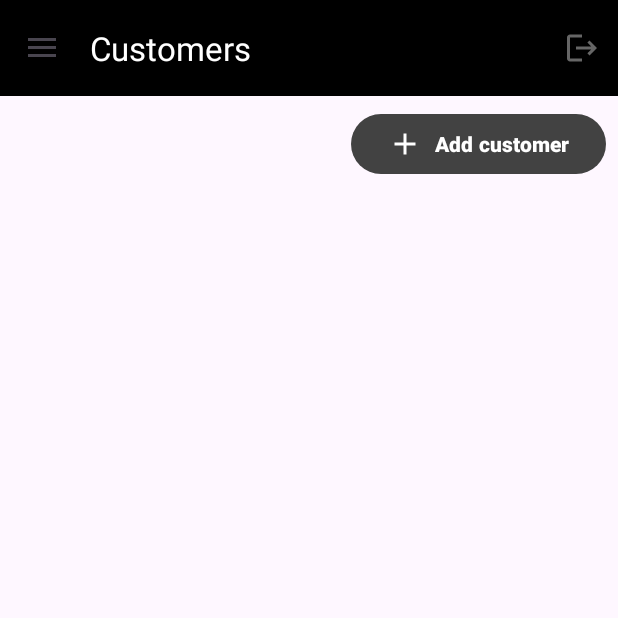
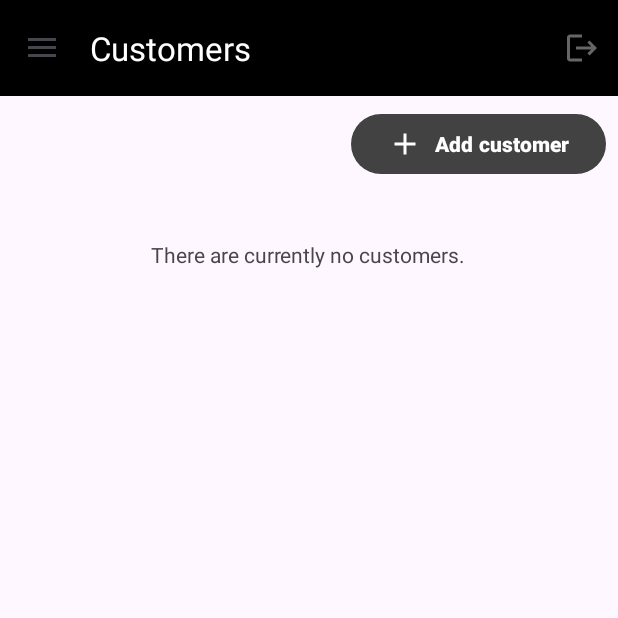
Before and after one commit to youssef-faik/retail-manager-mobile-app, an Android app: the CustomersActivity screen opened directly, with no data from a screen before it, on a phone screen of 412 x 824 dp, the top half of it. Run offline under Robolectric (Android 15) with nearby library versions, the phone set to English and light mode, and no system bars; 3 statements that could not run were skipped.

Commit message:
add loading ProgressBar & No available customers message + display all Toasts after API call ends

```diff
--- a/app/src/main/java/com/example/myapplication/customer/CustomerListAdapter.java
+++ b/app/src/main/java/com/example/myapplication/customer/CustomerListAdapter.java
@@ -10,6 +10,7 @@ import android.view.ViewGroup;
 import android.widget.ArrayAdapter;
 import android.widget.Button;
 import android.widget.EditText;
+import android.widget.ProgressBar;
 import android.widget.TextView;
 import android.widget.Toast;
 
@@ -29,12 +30,15 @@ import io.swagger.client.model.CustomerResponseDto;
 public class CustomerListAdapter extends ArrayAdapter<CustomerResponseDto> {
   private final List<CustomerResponseDto> customers;
   private final Activity activity;
+  public ProgressBar mProgressBar;
+  public TextView mTextViewAvailable;
 
-
-  public CustomerListAdapter(Activity activity, List<CustomerResponseDto> customers) {
+  public CustomerListAdapter(Activity activity, List<CustomerResponseDto> customers, ProgressBar progressBar, TextView textViewAvailable) {
     super(activity, R.layout.list_item_customer, customers);
     this.activity = activity;
     this.customers = customers;
+    mProgressBar = progressBar;
+    mTextViewAvailable = textViewAvailable;
     refreshData();
   }
 
@@ -71,7 +75,6 @@ public class CustomerListAdapter extends ArrayAdapter<CustomerResponseDto> {
           // Handle update menu item click
           showUpdateCustomerDialog(customer);
           return true;
-
         } else {
           // Handle delete menu item click
           showDeleteCustomerDialog(customer);
@@ -163,14 +166,10 @@ public class CustomerListAdapter extends ArrayAdapter<CustomerResponseDto> {
           updateCustomerTask.execute(customerRequestDto, customer.getId());
 
           dialog.dismiss();
-
-          Toast.makeText(getContext(), "Customer updated successfully", Toast.LENGTH_SHORT).show();
-
         }
 
         // Enable the button
         saveButton.setEnabled(true);
-
       }
     });
 
@@ -221,6 +220,13 @@ public class CustomerListAdapter extends ArrayAdapter<CustomerResponseDto> {
 
   private class GetCustomersTask extends AsyncTask<Void, Void, List<CustomerResponseDto>> {
     @Override
+    protected void onPreExecute() {
+      super.onPreExecute();
+      mProgressBar.setVisibility(View.VISIBLE);
+      mTextViewAvailable.setVisibility(View.GONE);
+    }
+
+    @Override
     protected List<CustomerResponseDto> doInBackground(Void... voids) {
       CustomerApi apiInstance = new CustomerApi();
       try {
@@ -238,6 +244,14 @@ public class CustomerListAdapter extends ArrayAdapter<CustomerResponseDto> {
         clear();
         addAll(customers);
         notifyDataSetChanged();
+
+        if (customers.isEmpty()) {
+          mTextViewAvailable.setVisibility(View.VISIBLE);
+        }
+      }
+      mProgressBar.setVisibility(View.GONE);
+      if (customers == null) {
+        mTextViewAvailable.setVisibility(View.VISIBLE);
       }
     }
   }
@@ -260,6 +274,7 @@ public class CustomerListAdapter extends ArrayAdapter<CustomerResponseDto> {
       super.onPostExecute(aVoid);
       // Refresh the list of customers after updating a customer
       refreshData();
+      Toast.makeText(activity, "Customer updated successfully", Toast.LENGTH_SHORT);
     }
   }
 
@@ -279,8 +294,9 @@ public class CustomerListAdapter extends ArrayAdapter<CustomerResponseDto> {
     @Override
     protected void onPostExecute(Void aVoid) {
       super.onPostExecute(aVoid);
-      // Refresh the list of products after deleting a product
+      // Refresh the list of customers after deleting a customer
       refreshData();
+      Toast.makeText(activity, "Customer deleted successfully", Toast.LENGTH_SHORT).show();
     }
   }
 
--- a/app/src/main/java/com/example/myapplication/customer/CustomersActivity.java
+++ b/app/src/main/java/com/example/myapplication/customer/CustomersActivity.java
@@ -1,7 +1,6 @@
 package com.example.myapplication.customer;
 
 import android.app.Dialog;
-import android.content.Context;
 import android.os.AsyncTask;
 import android.os.Bundle;
 import android.text.TextUtils;
@@ -9,6 +8,8 @@ import android.view.View;
 import android.widget.Button;
 import android.widget.EditText;
 import android.widget.ListView;
+import android.widget.ProgressBar;
+import android.widget.TextView;
 import android.widget.Toast;
 
 import com.example.myapplication.DrawerBaseActivity;
@@ -28,6 +29,8 @@ public class CustomersActivity extends DrawerBaseActivity {
   ActivityCustomersBinding activityCustomersBinding;
   private ListView customerList;
   private CustomerListAdapter customerAdapter;
+  private ProgressBar mProgressBar;
+  private TextView textViewAvailable;
 
   @Override
   protected void onCreate(Bundle savedInstanceState) {
@@ -36,9 +39,11 @@ public class CustomersActivity extends DrawerBaseActivity {
     setContentView(activityCustomersBinding.getRoot());
 
     customerList = findViewById(R.id.ListViewCustomers);
+    mProgressBar = findViewById(R.id.fetchingProgressBar);
+    textViewAvailable = findViewById(R.id.textViewAvailable);
 
     // Create an instance of the CustomerListAdapter
-    customerAdapter = new CustomerListAdapter(CustomersActivity.this, new ArrayList<>());
+    customerAdapter = new CustomerListAdapter(CustomersActivity.this, new ArrayList<>(), mProgressBar, textViewAvailable);
 
     customerList.setAdapter(customerAdapter);
 
@@ -122,20 +127,13 @@ public class CustomersActivity extends DrawerBaseActivity {
           customerRequestDto.address(addressString);
 
           // Perform API call to save the newly created customer
-          CreateCustomerTask createCustomerTask = new CreateCustomerTask(getApplicationContext());
-          createCustomerTask.execute(customerRequestDto);
+          new CreateCustomerTask().execute(customerRequestDto);
 
           dialog.dismiss();
-
-          // Refresh the the customers ListView
-          customerAdapter.refreshData();
-
-          Toast.makeText(CustomersActivity.this, "Customer added successfully", Toast.LENGTH_SHORT).show();
         }
 
         // Enable the button
         saveButton.setEnabled(true);
-
       }
     });
 
@@ -143,12 +141,7 @@ public class CustomersActivity extends DrawerBaseActivity {
   }
 
   private class CreateCustomerTask extends AsyncTask<CustomerRequestDto, Void, Void> {
-    private final Context mContext;
     String errorMessage = "An error occurred while processing your request";
-
-    public CreateCustomerTask(Context context) {
-      mContext = context;
-    }
 
     @Override
     protected Void doInBackground(CustomerRequestDto... customerRequestDtos) {
@@ -176,7 +169,7 @@ public class CustomersActivity extends DrawerBaseActivity {
         runOnUiThread(new Runnable() {
           @Override
           public void run() {
-            Toast.makeText(mContext, errorMessage, Toast.LENGTH_SHORT).show();
+            Toast.makeText(CustomersActivity.this, errorMessage, Toast.LENGTH_SHORT).show();
           }
         });
 
@@ -184,7 +177,14 @@ public class CustomersActivity extends DrawerBaseActivity {
       }
       return null;
     }
+
+    @Override
+    protected void onPostExecute(Void aVoid) {
+      super.onPostExecute(aVoid);
+      // Refresh the the customers ListView
+      customerAdapter.refreshData();
+      Toast.makeText(CustomersActivity.this, "Customer added successfully", Toast.LENGTH_SHORT).show();
+    }
   }
 
-
 }
--- a/app/src/main/res/layout/activity_customers.xml
+++ b/app/src/main/res/layout/activity_customers.xml
@@ -9,19 +9,49 @@
     <LinearLayout
         android:layout_width="match_parent"
         android:layout_height="wrap_content"
-        android:orientation="vertical"
+        android:orientation="horizontal"
         android:padding="8dp">
+
+        <LinearLayout
+            android:layout_width="wrap_content"
+            android:layout_height="match_parent">
+
+            <ProgressBar
+                android:id="@+id/fetchingProgressBar"
+                style="@style/Widget.Material3.CircularProgressIndicator.ExtraSmall"
+                android:layout_width="36dp"
+                android:layout_height="36dp"
+                android:layout_gravity="center_vertical"
+                android:indeterminate="true"
+                android:visibility="visible" />
+        </LinearLayout>
+
+
+        <LinearLayout
+            android:layout_width="match_parent"
+            android:layout_height="wrap_content"
+            android:gravity="right">
 
             <Button
                 android:id="@+id/add_customer_button"
                 android:layout_width="wrap_content"
                 android:layout_height="wrap_content"
-            android:layout_gravity="right"
                 android:drawableLeft="@drawable/ic_add_white"
                 android:minHeight="48dp"
                 android:text="Add customer"
                 android:textStyle="bold" />
         </LinearLayout>
+    </LinearLayout>
+
+
+    <TextView
+        android:id="@+id/textViewAvailable"
+        android:layout_width="wrap_content"
+        android:layout_height="wrap_content"
+        android:layout_gravity="center"
+        android:layout_marginTop="32dp"
+        android:text="There are currently no customers."
+        android:visibility="gone" />
 
     <ListView
         android:id="@+id/ListViewCustomers"
```
Lines whose indentation alone changed are shown as unchanged.
